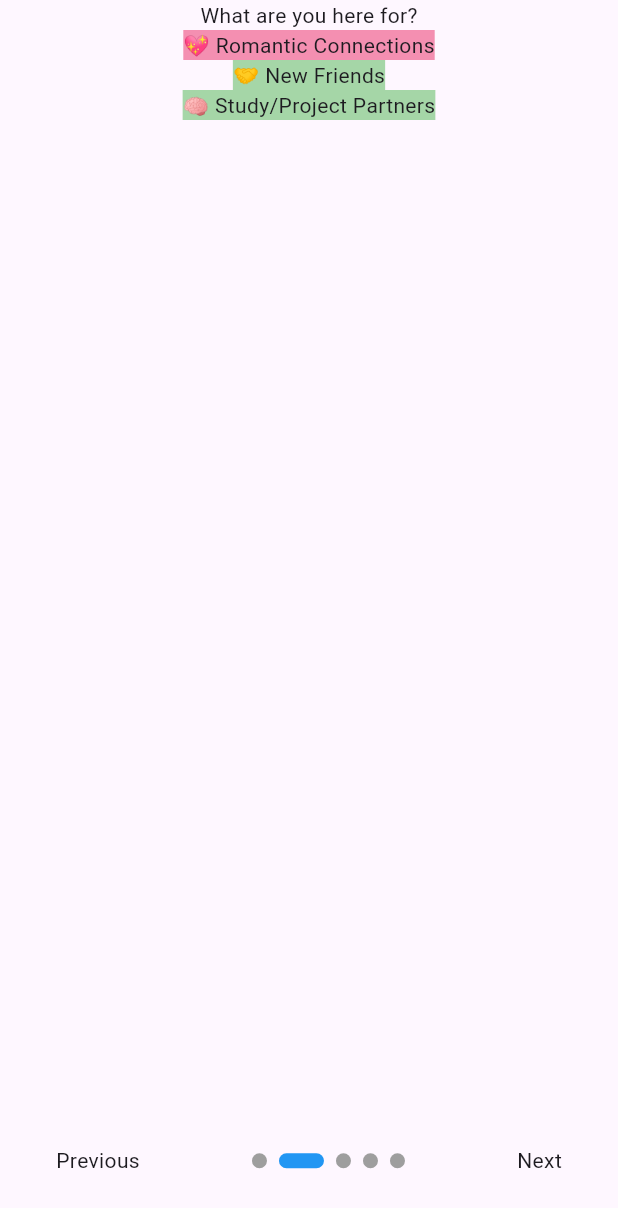
After one commit to Sushrutha05/InTent, a Flutter app: the screen it shows after launch, after a tap on "Next", on a phone screen of 412 x 824 dp. The commit adds this screen. Shown: the top 1208 px of the screen. Run offline on Flutter 3.47's test engine with Material 3 defaults, Android fonts, the phone set to English and light mode, and no system bars; drawn by our look-alikes of smooth_page_indicator.

Commit message:
The Onboarding Pages are populated.

```diff
--- a/lib/components/my_button.dart
+++ b/lib/components/my_button.dart
@@ -26,8 +26,7 @@ class MyButton extends StatelessWidget{
             ],
           ),
         ),
-
-      )
+      ),
     );
   }
 }
--- a/lib/main.dart
+++ b/lib/main.dart
@@ -1,8 +1,8 @@
 //import 'package:firebase_core/firebase_core.dart';
 import 'package:flutter/material.dart';
-import 'package:student_dating_app/pages/signin_page.dart';
 import 'pages/login_page.dart';
 import 'pages/signin_page.dart';
+import 'pages/onboard_page.dart';
 
 
 void main() async {
@@ -17,8 +17,10 @@ class MyApp extends StatelessWidget{
   Widget build(BuildContext context) {
       return MaterialApp(
           debugShowCheckedModeBanner: false,
+          home: OnboardingScreen(),
           //home: LoginPage()
-        home: SignInPage()
+          //home: SignInPage()
+
       );
   }
 }
--- /dev/null
+++ b/lib/pages/home_page.dart
@@ -0,0 +1,15 @@
+import 'package:flutter/material.dart';
+
+
+class HomePage extends StatelessWidget{
+
+  @override
+  Widget build(BuildContext context) {
+    return
+      Center(
+        child: SafeArea(
+        child: Text("NOT IMPLEMENTED YET", style: TextStyle(fontSize: 52),),
+            ),
+      );
+  }
+}
--- a/lib/pages/login_page.dart
+++ b/lib/pages/login_page.dart
@@ -2,6 +2,7 @@ import 'package:flutter/material.dart';
 import 'package:student_dating_app/components/my_button.dart';
 import 'package:student_dating_app/components/my_textfield.dart';
 import 'package:student_dating_app/components/square_tile.dart';
+import 'package:student_dating_app/pages/signin_page.dart';
 
 class LoginPage extends StatelessWidget{
 
@@ -66,9 +67,12 @@ class LoginPage extends StatelessWidget{
                 const SizedBox(height: 25),
                 //Sign in
 
+                const SizedBox(height: 10,),
                 MyButton(
                   onTap: signUserIn,
                 ),
+
+
                 const SizedBox(height: 10),
                 const SizedBox(height: 20),
                 //Continue with
@@ -116,10 +120,19 @@ class LoginPage extends StatelessWidget{
                   children: [
                     Text("Not a member?"),
                     const SizedBox(width: 10),
-                    Text(
-                        "Sign In",
-                        style: TextStyle(color: Colors.blue, fontWeight: FontWeight.bold, fontSize: 18)
-                    ),
+                    GestureDetector(
+                      onTap: (){
+                        Navigator.push(
+                          context,
+                          MaterialPageRoute(builder: (context) => SignInPage()),
+                        );
+                      },
+                      child: Text(
+                          "Sign Up",
+                          style: TextStyle(color: Colors.blue, fontWeight: FontWeight.bold, fontSize: 18)
+                      ),
+                    )
+
                   ],
                 )
               ],
--- /dev/null
+++ b/lib/pages/onboard_page.dart
@@ -0,0 +1,300 @@
+import 'package:flutter/material.dart';
+import 'package:smooth_page_indicator/smooth_page_indicator.dart';
+import 'package:student_dating_app/pages/home_page.dart';
+
+class OnboardingScreen extends StatefulWidget {
+  OnboardingScreen({Key? key}) : super(key: key);
+
+  @override
+  _OnboardingScreenState createState() => _OnboardingScreenState();
+  }
+
+class _OnboardingScreenState extends State<OnboardingScreen> {
+
+  //controller for page
+  PageController _controller = PageController();
+  //Keeping track of the page that we are in
+  bool onLastPage = false;
+
+  @override
+  Widget build(BuildContext context) {
+    return Scaffold(
+      body: Stack(
+        children: [
+          PageView(
+            controller: _controller,
+            onPageChanged: (pageNo){
+              setState(() {
+                onLastPage = (pageNo == 4);
+              });
+            },
+            children: [
+              OnboardingPage1(),
+              OnboardingPage2(),
+              OnboardingPage3(),
+              OnboardingPage4(),
+              OnboardingPage5(),
+            ],
+          ),
+
+          //dot indicator
+          Container(
+            alignment: Alignment(0,0.9),
+
+              child: Row(
+                mainAxisAlignment: MainAxisAlignment.spaceAround,
+                children: [
+                  GestureDetector(
+                    child: Text("Previous"),
+                    onTap:(){ _controller.previousPage(
+                      duration: Duration(milliseconds: 500),
+                      curve: Curves.easeIn,
+                    );},
+                  ),
+
+                  SmoothPageIndicator(
+                    controller: _controller,
+                    count: 5,
+                    effect: ExpandingDotsEffect(  // Customize dot effect
+                      activeDotColor: Colors.blue,
+                      dotColor: Colors.grey,
+                      dotHeight: 10,
+                      dotWidth: 10,
+                    ),),
+
+                  onLastPage?
+                      GestureDetector(
+                        child: Text("Start Swiping"),
+                        onTap: (){Navigator.push(
+                            context,
+                            MaterialPageRoute(builder: (context) => HomePage())
+                        );},
+                      )
+                  :
+                    GestureDetector(
+                      child: Text("Next"),
+                      onTap:(){ _controller.nextPage(
+                        duration: Duration(milliseconds: 500),
+                        curve: Curves.easeIn,
+                      );},
+                    )
+
+                ],
+              ),)
+        ],
+      )
+    );
+  }
+}
+
+
+class OnboardingPage1 extends StatelessWidget {
+  const OnboardingPage1({Key? key}): super(key: key);
+
+  @override
+  Widget build(BuildContext context) {
+    return MaterialApp(
+      debugShowCheckedModeBanner: false,
+      home: Scaffold(
+        backgroundColor: Colors.blueAccent[100],
+        body:
+        Center(
+          child: Text("Real Connections.\nStudent-First.\nMulti-Intent.", style: TextStyle(fontSize: 45),),
+        ),
+      ),
+    );
+  }
+}
+
+class OnboardingPage2 extends StatelessWidget {
+  const OnboardingPage2({Key? key}): super(key: key);
+
+  @override
+  Widget build(BuildContext context) {
+    return MaterialApp(
+      debugShowCheckedModeBanner: false,
+      home: Scaffold(
+        body:
+            SafeArea(
+              child:
+                  Center(
+                    child: Column(
+                      children: [
+                        //title
+                        Text("What are you here for?"),
+
+                        //select options
+                        Container(
+                          color: Colors.pink[200],
+                          child:Text("💖 Romantic Connections"),
+                        ),
+
+                        Container(
+                          color: Colors.green[200],
+                          child: Text("🤝 New Friends")
+                        ),
+
+                        Container(
+                          color: Colors.green[200],
+                          child: Text("🧠 Study/Project Partners")
+                        ),
+                        //tip
+
+                      ],
+                    ),
+                ),
+            )
+      )
+    );
+  }
+}
+
+class OnboardingPage3 extends StatelessWidget {
+  const OnboardingPage3({Key? key}): super(key: key);
+
+  @override
+  Widget build(BuildContext context) {
+    return MaterialApp(
+        debugShowCheckedModeBanner: false,
+        home: Scaffold(
+            body:
+            SafeArea(
+              child:
+              Center(
+                child: Column(
+                  children: [
+                    //title
+                    Text("What are you here for?"),
+
+                    //select options
+                    Container(
+                      child:Text("🎨 Artsy"),
+                    ),
+
+                    Container(
+                        child: Text("🤓 Study-Focused")
+                    ),
+
+                    Container(
+                        child: Text("🧘 Calm")
+                    ),
+
+                    Container(
+                        child: Text("🕺 Outgoing")
+                    ),
+
+                    Container(
+                        child: Text("🎤 Deep Talks")
+                    ),
+
+                    Container(
+                        child: Text("🔥 Flirty")
+                    ),
+
+                    Container(
+                        child: Text("💼 Goal-Driven")
+                    ),
+                    //tip
+
+                  ],
+                ),
+              ),
+            )
+        )
+    );
+  }
+}
+
+
+
+class OnboardingPage4 extends StatefulWidget {
+  const OnboardingPage4({Key? key}) : super(key: key);
+
+  @override
+  _OnboardingPage4State createState() => _OnboardingPage4State();
+}
+
+class _OnboardingPage4State extends State<OnboardingPage4> {
+  final _studyMajorController = TextEditingController();
+  final _oneLinerController = TextEditingController();
+  String personalityType = 'Introvert';
+
+  @override
+  Widget build(BuildContext context) {
+    return Scaffold(
+      body: SafeArea(
+        child: Center(
+          child: Column(
+            children: [
+              Text("Let's talk about YOU"),
+
+              // Major
+              TextFormField(
+                controller: _studyMajorController,
+                decoration: InputDecoration(labelText: "Your Major"),
+              ),
+
+              // One-liner
+              TextFormField(
+                controller: _oneLinerController,
+                decoration: InputDecoration(
+                  labelText: "One line about you",
+                  hintText: "Don't be shy. Go on, be creative",
+                ),
+              ),
+
+
+              // Dropdown for personality type
+              Text("What's your social energy?"),
+              DropdownButton<String>(
+                value: personalityType,
+                dropdownColor: Colors.white,
+                style: TextStyle(fontSize: 18, color: Colors.black),
+                items: <String>['Introvert', 'Extrovert', 'Ambivert']
+                    .map((String value) {
+                  return DropdownMenuItem<String>(
+                    value: value,
+                    child: Text(value),
+                  );
+                }).toList(),
+                onChanged: (String? newValue) {
+                  setState(() {
+                    personalityType = newValue!;
+                  });
+                },
+              )
+            ],
+          ),
+        ),
+      ),
+    );
+  }
+}
+
+
+class OnboardingPage5 extends StatelessWidget {
+  const OnboardingPage5({Key? key}): super(key: key);
+
+  @override
+  Widget build(BuildContext context) {
+    return MaterialApp(
+        debugShowCheckedModeBanner: false,
+        home: Scaffold(
+            body:
+            SafeArea(
+              child:
+              Center(
+                child: Column(
+                  mainAxisAlignment: MainAxisAlignment.center,
+                  children: [
+                    //title
+                    Text("You are all set", style: TextStyle(fontSize: 48),),
+                    Text("Ready to find your vibe?", style: TextStyle(fontSize: 40),)
+                  ],
+                ),
+              ),
+            )
+        )
+    );
+  }
+}
--- a/lib/pages/signin_page.dart
+++ b/lib/pages/signin_page.dart
@@ -16,7 +16,14 @@ class SignInPage extends StatelessWidget{
       debugShowCheckedModeBanner: false,
       home: Scaffold(
         backgroundColor: Colors.grey[200],
-        appBar: AppBar(leading: Icon(Icons.turn_left_sharp), backgroundColor:Colors.grey[200]),
+        appBar: AppBar(
+            leading: GestureDetector(
+              child: Icon(Icons.turn_left_sharp),
+              onTap: (){
+                Navigator.pop(context);
+              },
+            ),
+            backgroundColor:Colors.grey[200]),
         body: SafeArea(
             child:Center(
               child: Column(
--- a/pubspec.yaml
+++ b/pubspec.yaml
@@ -40,6 +40,7 @@ dependencies:
   # The following adds the Cupertino Icons font to your application.
   # Use with the CupertinoIcons class for iOS style icons.
   cupertino_icons: ^1.0.8
+  smooth_page_indicator: ^1.0.0
 
 dev_dependencies:
   flutter_test:
```
Also changed, not shown: pubspec.lock.
